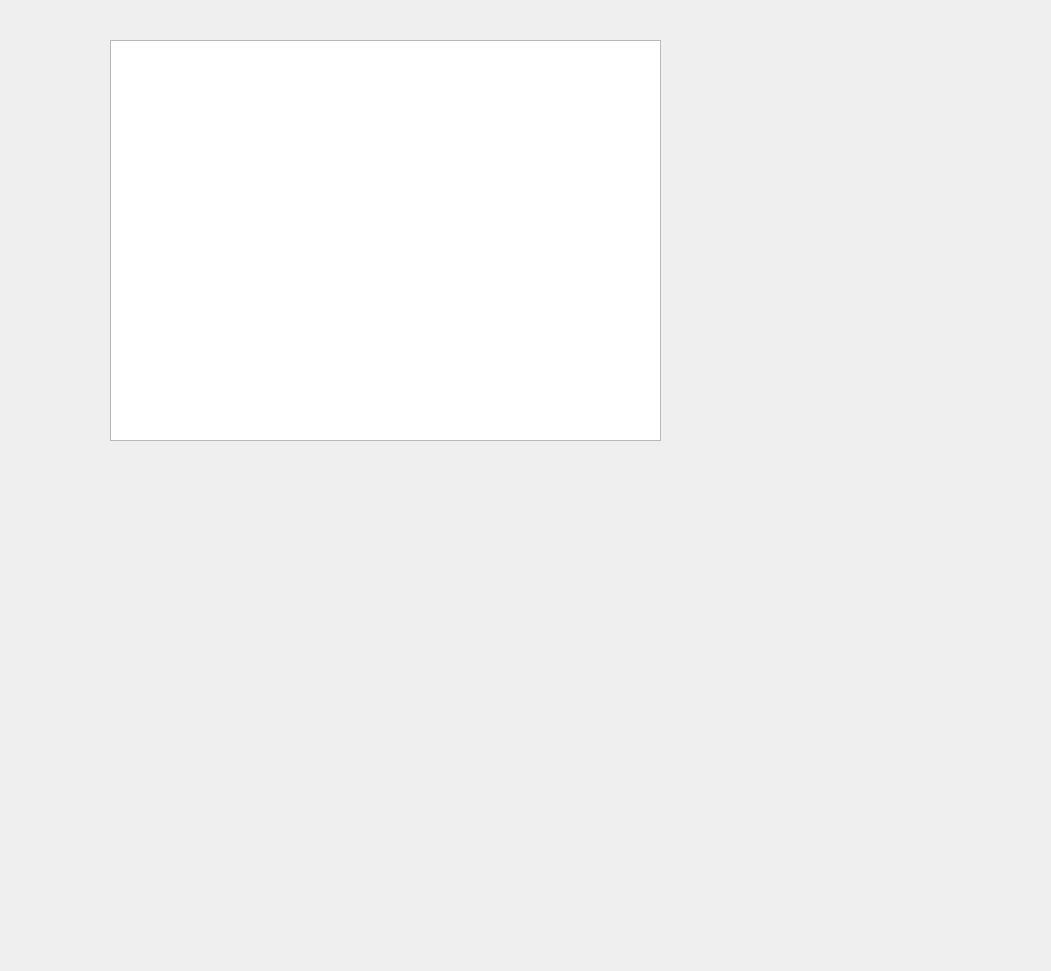
Old version of the form dbform.ui in the repository S-N-A/dicomClient.
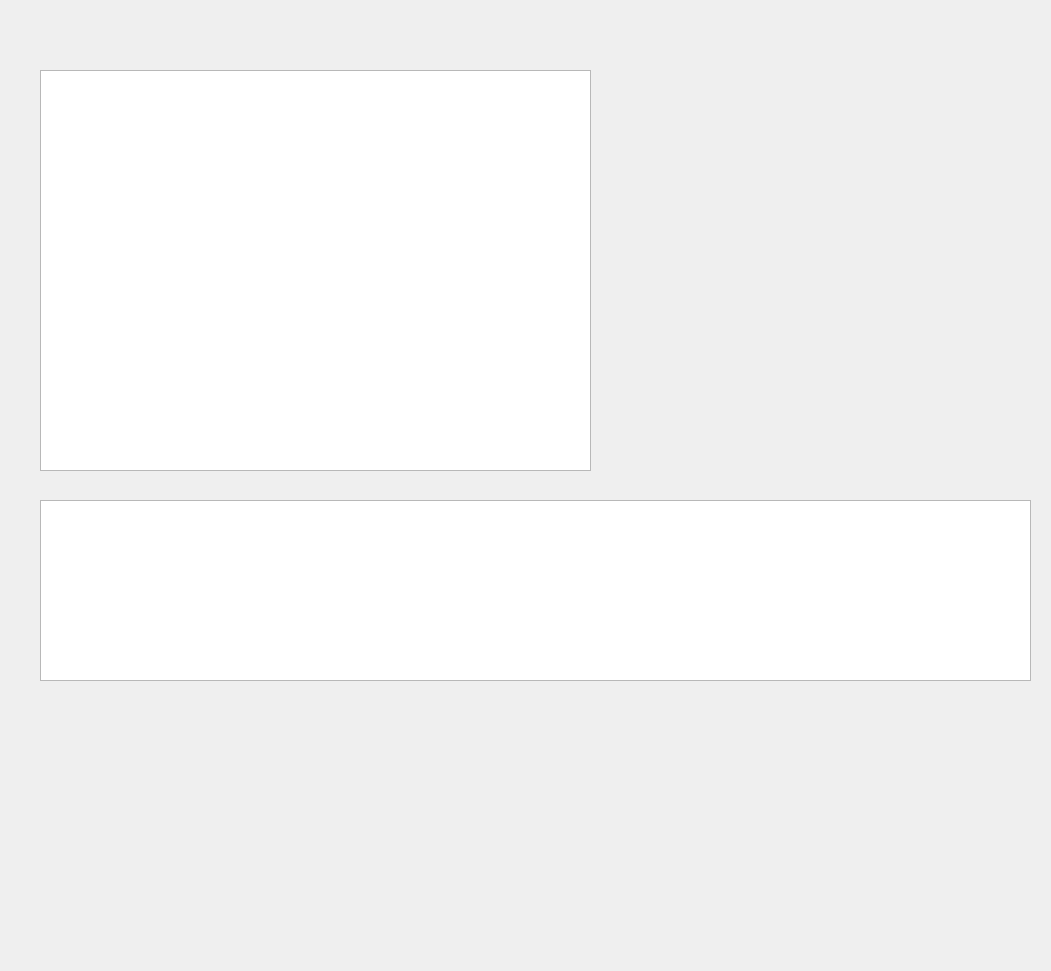
New version of the form.

Diff of the .ui file:
```diff
--- a/dbform.ui
+++ b/dbform.ui
@@ -16,13 +16,23 @@
   <widget class="QTableWidget" name="dbTableWidget">
    <property name="geometry">
     <rect>
-     <x>110</x>
-     <y>40</y>
+     <x>40</x>
+     <y>70</y>
      <width>551</width>
      <height>401</height>
     </rect>
    </property>
   </widget>
+  <widget class="QTableWidget" name="dbBorderDicomTable">
+   <property name="geometry">
+    <rect>
+     <x>40</x>
+     <y>500</y>
+     <width>991</width>
+     <height>181</height>
+    </rect>
+   </property>
+  </widget>
  </widget>
  <resources/>
  <connections/>
```
